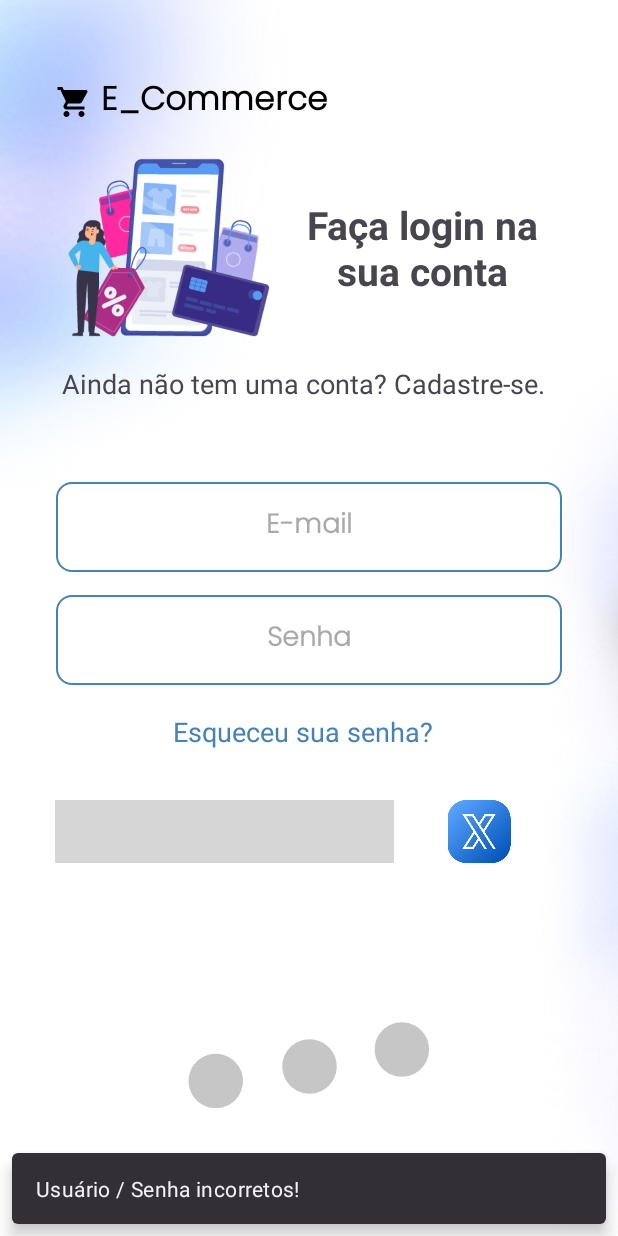
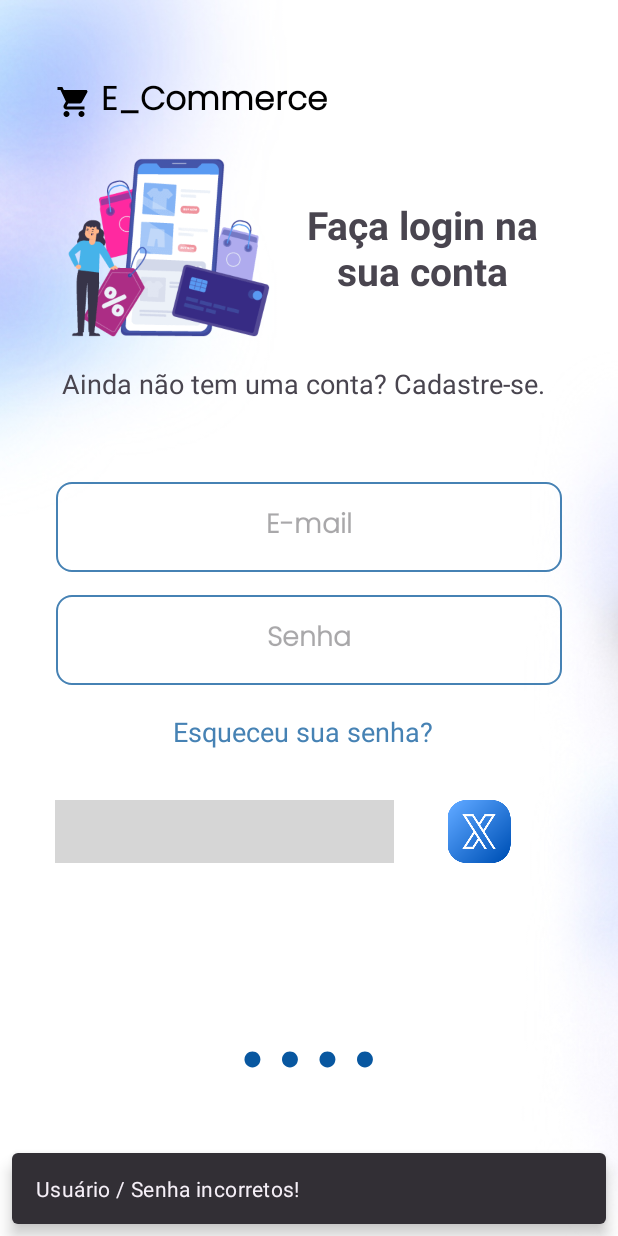
Before and after one commit to DeniseLeandroDeCastro/e_commerce, an Android app: the LoginFragment screen opened through its navigation route, after a tap on "Login", on a phone screen of 412 x 824 dp. Run offline under Robolectric (Android 15) with nearby library versions, the light colour scheme and no system bars; our stand-ins replace Dagger/Hilt's generated code, Firebase (no records; nobody signed in at launch, a user with empty details on screens opened directly); 1 other tap on this screen came first; grey boxes are pictures that could not be loaded.

Commit message:
16.07.2024 -> Adiciona animação à navegação

```diff
--- a/app/src/main/java/com/denise/castro/e_commerce/fragments/AccountOptionsFragment.kt
+++ b/app/src/main/java/com/denise/castro/e_commerce/fragments/accountoptions/AccountOptionsFragment.kt
@@ -1,4 +1,4 @@
-package com.denise.castro.e_commerce.fragments
+package com.denise.castro.e_commerce.fragments.accountoptions
 
 import android.os.Bundle
 import android.view.LayoutInflater
--- a/app/src/main/java/com/denise/castro/e_commerce/fragments/IntroductionFragment.kt
+++ b/app/src/main/java/com/denise/castro/e_commerce/fragments/introduction/IntroductionFragment.kt
@@ -1,11 +1,10 @@
-package com.denise.castro.e_commerce.fragments
+package com.denise.castro.e_commerce.fragments.introduction
 
 import android.os.Bundle
 import android.view.LayoutInflater
 import android.view.View
 import android.view.ViewGroup
 import androidx.fragment.app.Fragment
-import androidx.navigation.fragment.NavHostFragment.Companion.findNavController
 import androidx.navigation.fragment.findNavController
 import com.denise.castro.e_commerce.R
 import com.denise.castro.e_commerce.databinding.FragmentIntroductionBinding
--- a/app/src/main/java/com/denise/castro/e_commerce/fragments/LoginFragment.kt
+++ b/app/src/main/java/com/denise/castro/e_commerce/fragments/login/LoginFragment.kt
@@ -1,4 +1,4 @@
-package com.denise.castro.e_commerce.fragments
+package com.denise.castro.e_commerce.fragments.login
 
 import android.annotation.SuppressLint
 import android.content.Intent
@@ -9,17 +9,18 @@ import android.view.ViewGroup
 import androidx.fragment.app.Fragment
 import androidx.fragment.app.viewModels
 import androidx.lifecycle.lifecycleScope
-import androidx.navigation.fragment.NavHostFragment.Companion.findNavController
 import androidx.navigation.fragment.findNavController
 import com.denise.castro.e_commerce.R
 import com.denise.castro.e_commerce.activities.ShoppingActivity
 import com.denise.castro.e_commerce.databinding.FragmentLoginBinding
+import com.denise.castro.e_commerce.dialog.setupBottomSheetDialog
 import com.denise.castro.e_commerce.util.Resource
 import com.denise.castro.e_commerce.viewmodel.LoginViewModel
 import com.google.android.material.internal.ViewUtils.hideKeyboard
 import com.google.android.material.snackbar.Snackbar
 import dagger.hilt.android.AndroidEntryPoint
 import kotlinx.coroutines.launch
+
 
 @AndroidEntryPoint
 class LoginFragment: Fragment(R.layout.fragment_login) {
@@ -36,7 +37,7 @@ class LoginFragment: Fragment(R.layout.fragment_login) {
         return binding.root
     }
 
-    @SuppressLint("RestrictedApi")
+    @SuppressLint("RestrictedApi", "ResourceAsColor")
     override fun onViewCreated(view: View, savedInstanceState: Bundle?) {
         super.onViewCreated(view, savedInstanceState)
 
@@ -61,6 +62,32 @@ class LoginFragment: Fragment(R.layout.fragment_login) {
             }
         }
 
+        binding.tvForgotPasswordLogin.setOnClickListener {
+            setupBottomSheetDialog {email ->
+                viewModel.resetPassword(email)
+            }
+        }
+
+        lifecycleScope.launch {
+            viewModel.resetPassword.collect {
+                when(it) {
+                    is Resource.Loading -> {}
+
+                    is Resource.Success -> {
+                        Snackbar.make(
+                            requireView(),
+                            "O link para redefinção de senha foi enviado para o email informado.",
+                            Snackbar.LENGTH_LONG).show()
+                    }
+
+                    is Resource.Error -> {
+                        Snackbar.make(requireView(), "Error: ${it.message}", Snackbar.LENGTH_LONG).show()
+                    }
+                    else -> Unit
+                }
+            }
+        }
+
         lifecycleScope.launch {
             viewModel.login.collect {
                 when(it) {
@@ -71,7 +98,6 @@ class LoginFragment: Fragment(R.layout.fragment_login) {
                     }
 
                     is Resource.Success -> {
-                        binding.lottieAnimation.cancelAnimation()
                         Intent(requireActivity(), ShoppingActivity::class.java).also { intent ->
                             intent.addFlags(Intent.FLAG_ACTIVITY_CLEAR_TASK or Intent.FLAG_ACTIVITY_NEW_TASK)
                             startActivity(intent)
@@ -80,7 +106,6 @@ class LoginFragment: Fragment(R.layout.fragment_login) {
                     }
 
                     is Resource.Error -> {
-                        binding.lottieAnimation.cancelAnimation()
                         Snackbar.make(requireView(), "Usuário / Senha incorretos!", Snackbar.LENGTH_LONG).show()
                     }
                     else -> Unit
--- a/app/src/main/java/com/denise/castro/e_commerce/fragments/loginregister/RegisterFragment.kt
+++ b/app/src/main/java/com/denise/castro/e_commerce/fragments/loginregister/RegisterFragment.kt
@@ -82,11 +82,9 @@ class RegisterFragment: Fragment() {
                     }
                     is Resource.Success -> {
                         binding.lottieAnimation.cancelAnimation()
-                        binding.lottieAnimation.visibility = View.GONE
                         binding.buttonRegisterRegister.visibility = View.VISIBLE
                     }
                     is Resource.Error -> {
-                        binding.lottieAnimation.cancelAnimation()
                         Snackbar.make(requireView(), it.message.toString(), Snackbar.LENGTH_LONG).show()
                     }
                     else -> Unit
--- /dev/null
+++ b/app/src/main/res/anim/from_bottom.xml
@@ -0,0 +1,9 @@
+<?xml version="1.0" encoding="utf-8"?>
+<set xmlns:android="http://schemas.android.com/apk/res/android">
+
+    <translate
+        android:fromXDelta="100%"
+        android:toYDelta="0%"
+        android:duration="300"/>
+
+</set>
--- /dev/null
+++ b/app/src/main/res/anim/from_left.xml
@@ -0,0 +1,9 @@
+<?xml version="1.0" encoding="utf-8"?>
+<set xmlns:android="http://schemas.android.com/apk/res/android">
+
+    <translate
+        android:fromXDelta="100%"
+        android:toXDelta="0%"
+        android:duration="300"/>
+
+</set>
--- /dev/null
+++ b/app/src/main/res/anim/from_right.xml
@@ -0,0 +1,9 @@
+<?xml version="1.0" encoding="utf-8"?>
+<set xmlns:android="http://schemas.android.com/apk/res/android">
+
+    <translate
+        android:fromXDelta="100%"
+        android:toXDelta="0%"
+        android:duration="300"/>
+
+</set>
--- /dev/null
+++ b/app/src/main/res/anim/to_left.xml
@@ -0,0 +1,9 @@
+<?xml version="1.0" encoding="utf-8"?>
+<set xmlns:android="http://schemas.android.com/apk/res/android">
+
+    <translate
+        android:fromXDelta="0%"
+        android:toXDelta="100%"
+        android:duration="300"/>
+
+</set>
--- /dev/null
+++ b/app/src/main/res/anim/to_right.xml
@@ -0,0 +1,9 @@
+<?xml version="1.0" encoding="utf-8"?>
+<set xmlns:android="http://schemas.android.com/apk/res/android">
+
+    <translate
+        android:fromXDelta="0%"
+        android:toXDelta="100%"
+        android:duration="300"/>
+
+</set>
--- a/app/src/main/res/layout/fragment_login.xml
+++ b/app/src/main/res/layout/fragment_login.xml
@@ -163,7 +163,7 @@
                 app:layout_constraintTop_toBottomOf="@+id/linearLayoutLogin"
                 app:lottie_autoPlay="false"
                 app:lottie_loop="false"
-                app:lottie_rawRes="@raw/loading_green_check" />
+                app:lottie_rawRes="@raw/loader" />
 
             <androidx.appcompat.widget.AppCompatButton
                 android:id="@+id/buttonLoginLogin"
--- a/app/src/main/res/layout/fragment_register.xml
+++ b/app/src/main/res/layout/fragment_register.xml
@@ -143,7 +143,7 @@
                 app:layout_constraintTop_toBottomOf="@+id/editPasswordRegister"
                 app:lottie_autoPlay="false"
                 app:lottie_loop="false"
-                app:lottie_rawRes="@raw/loading_button" />
+                app:lottie_rawRes="@raw/loader" />
 
             <androidx.appcompat.widget.AppCompatButton
                 android:id="@+id/buttonRegisterRegister"
--- a/app/src/main/res/navigation/login_register_graph.xml
+++ b/app/src/main/res/navigation/login_register_graph.xml
@@ -8,16 +8,17 @@
 
     <fragment
         android:id="@+id/introductionFragment"
-        android:name="com.denise.castro.e_commerce.fragments.IntroductionFragment"
+        android:name="com.denise.castro.e_commerce.fragments.introduction.IntroductionFragment"
         android:label="IntroductionFragment"
         tools:layout="@layout/fragment_introduction" >
         <action
             android:id="@+id/action_introductionFragment_to_accountOptionsFragment"
-            app:destination="@id/accountOptionsFragment" />
+            app:destination="@id/accountOptionsFragment"
+            app:enterAnim="@anim/from_bottom" />
     </fragment>
     <fragment
         android:id="@+id/loginFragment"
-        android:name="com.denise.castro.e_commerce.fragments.LoginFragment"
+        android:name="com.denise.castro.e_commerce.fragments.login.LoginFragment"
         android:label="LoginFragment"
         tools:layout="@layout/fragment_login" >
         <action
@@ -27,15 +28,23 @@
     </fragment>
     <fragment
         android:id="@+id/accountOptionsFragment"
-        android:name="com.denise.castro.e_commerce.fragments.AccountOptionsFragment"
+        android:name="com.denise.castro.e_commerce.fragments.accountoptions.AccountOptionsFragment"
         android:label="AccountOptionsFragment"
         tools:layout="@layout/fragment_account_options" >
         <action
             android:id="@+id/action_accountOptionsFragment_to_loginFragment"
-            app:destination="@id/loginFragment" />
+            app:destination="@id/loginFragment"
+            app:enterAnim="@anim/from_right"
+            app:exitAnim="@anim/to_left"
+            app:popEnterAnim="@anim/from_left"
+            app:popExitAnim="@anim/to_right" />
         <action
             android:id="@+id/action_accountOptionsFragment_to_registerFragment"
-            app:destination="@id/registerFragment" />
+            app:destination="@id/registerFragment"
+            app:enterAnim="@anim/from_right"
+            app:exitAnim="@anim/to_left"
+            app:popEnterAnim="@anim/from_left"
+            app:popExitAnim="@anim/to_right" />
     </fragment>
     <fragment
         android:id="@+id/registerFragment"
--- a/app/src/main/res/values/colors.xml
+++ b/app/src/main/res/values/colors.xml
@@ -24,7 +24,7 @@
 
     <!--Tons de vermelho-->
     <color name="g_light_red">#FF9999</color>
-    <color name="g_red">#FF0000</color>
+    <color name="g_red">#450202</color>
 
     <!--Outros tons-->
     <color name="g_orange_yellow">#F8BA00</color>
--- a/app/src/main/res/values/strings.xml
+++ b/app/src/main/res/values/strings.xml
@@ -25,4 +25,8 @@
     <string name="tv_forgot_password">Esqueceu sua senha?</string>
     <string name="tv_login_account">Faça login na sua conta</string>
     <string name="text_btn_login">Login</string>
+    <string name="tv_reset_password">Recuperar Senha</string>
+    <string name="tv_send_link_reset_password">Nós enviaremos o link para redefinição da sua senha para o e-mail informado.</string>
+    <string name="buttonCancelResetPasswordDialog">Cancelar</string>
+    <string name="buttonSendResetPasswordDialog">Enviar</string>
 </resources>
```
Also changed, not shown: app/src/main/java/com/denise/castro/e_commerce/dialog/ResetPasswordDialog.kt (added, +31 -0 lines), app/src/main/java/com/denise/castro/e_commerce/viewmodel/LoginViewModel.kt (+21 -0 lines), app/src/main/res/layout/reset_password_dialog.xml (added, +84 -0 lines), app/src/main/res/raw/loader.json (added, +1 -0 lines).
